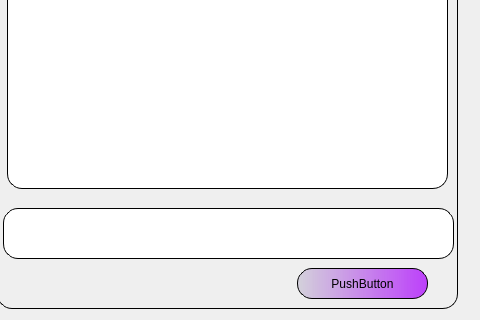
Before: the Qt Designer form Client/client.ui in CATCorporation/c-plus-plus, drawn with Qt 5; both pictures show x 693 to 1173 and y 382 to 702 of the 1173 by 702 pixel window.
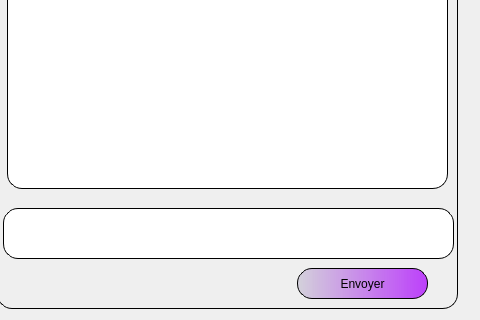
After: the same form once the commit is applied. Icons and pictures are not drawn.

```diff
--- a/Client/client.ui
+++ b/Client/client.ui
@@ -66,7 +66,7 @@
 background-color: qlineargradient(spread:pad, x1:1, y1:0, x2:0, y2:0, stop:0 rgba(170, 0, 255, 187), stop:1 rgba(211, 209, 218, 255));</string>
      </property>
      <property name="text">
-      <string>PushButton</string>
+      <string>Envoyer</string>
      </property>
     </widget>
     <widget class="QTextEdit" name="chat">
```
